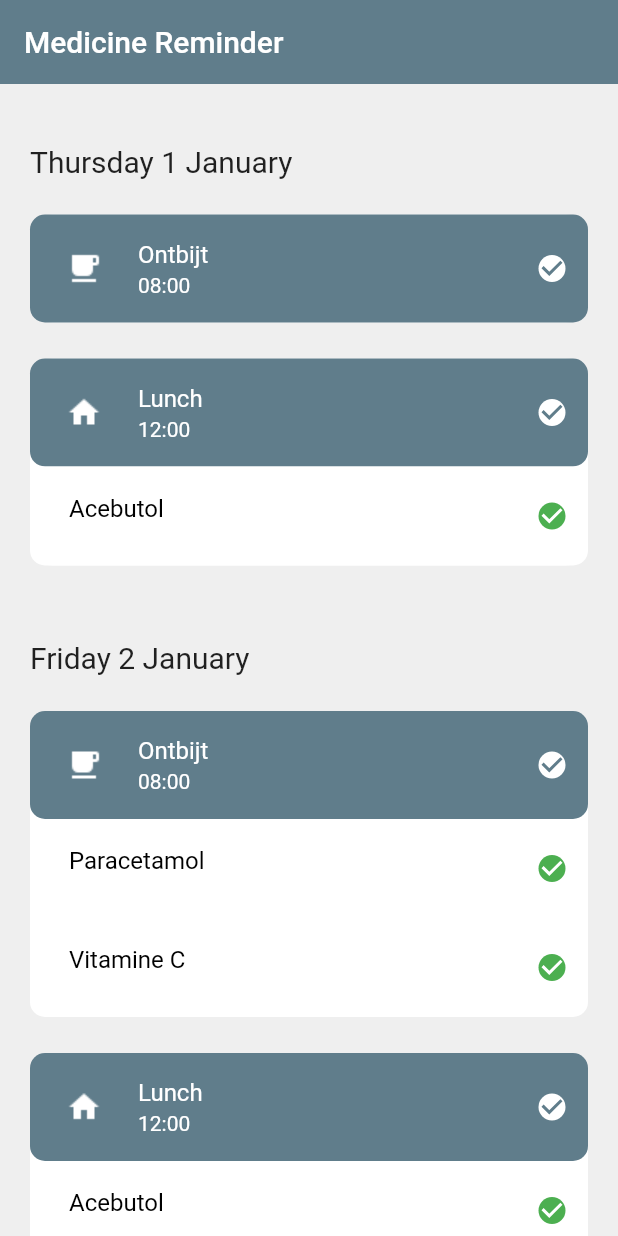
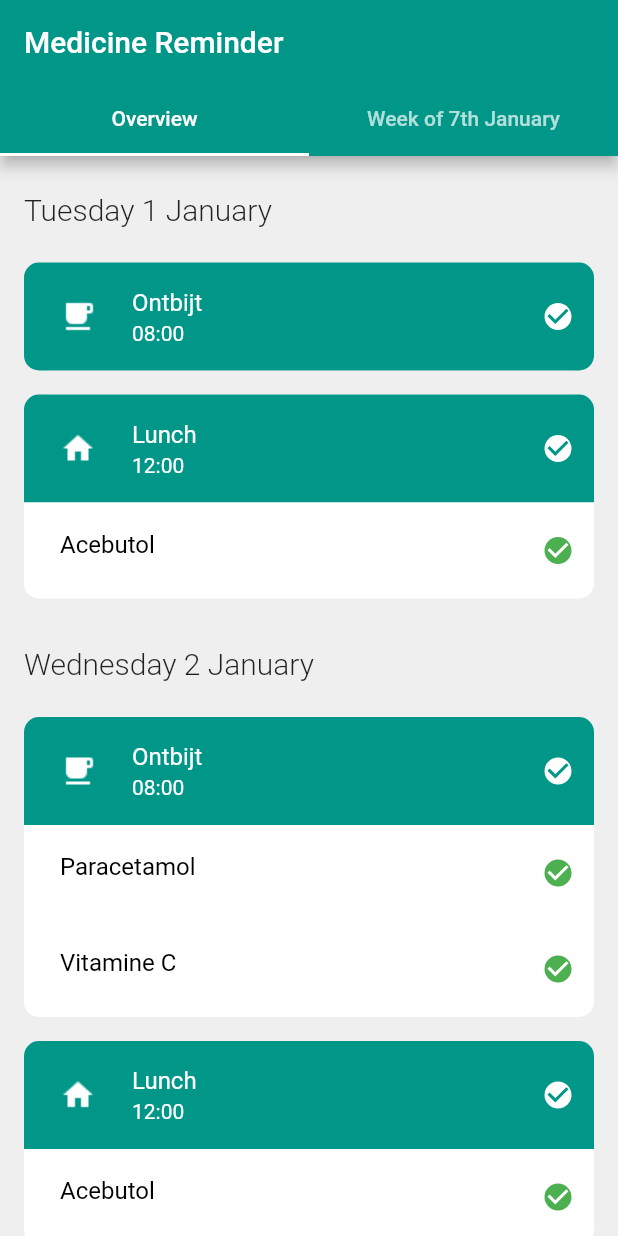
Before and after one commit to RobertAcsinte/medicine_reminder, a Flutter app: the screen it shows after launch, after a tap on "Ontbijt", on a phone screen of 412 x 824 dp. Run offline on Flutter 3.47's test engine with Material 2 defaults, Android fonts, the phone set to English and light mode, and no system bars; drawn by our look-alikes of grouped_list.

Commit message:
Added a new page to see info about medicine taken in the week of 7th January (according to the requirements) | Changed the colors and the fonts of the app to match the UI requirements | Fixed a bug where the weekday would show incorrectly

```diff
--- a/lib/data/MomentApi.dart
+++ b/lib/data/MomentApi.dart
@@ -41,7 +41,7 @@ class Medicine {
 class MomentApi {
 
   static DateTime _formatter(String date){
-    DateTime now = DateFormat("yyy-MM-dd HH:mm").parse(date);
+    DateTime now = DateFormat("yyyy-MM-dd HH:mm").parse(date);
     return now;
   }
 
--- a/lib/main.dart
+++ b/lib/main.dart
@@ -1,4 +1,5 @@
 import 'package:flutter/material.dart';
+import 'package:medicine_reminder/screens/amount_medicine/amount_medicine.dart';
 import 'package:medicine_reminder/screens/moment_list/moment_list.dart';
 
 void main() {
@@ -14,10 +15,40 @@ class MyApp extends StatelessWidget {
     return MaterialApp(
       title: 'Medicine Reminder',
       theme: ThemeData(
-        primarySwatch: Colors.blueGrey,
+        primarySwatch: Colors.teal,
         dividerColor: Colors.transparent,
       ),
-      home: const MomentList(),
+      home: const MainPageState(),
+
     );
   }
 }
+
+class MainPageState extends StatelessWidget {
+  const MainPageState({Key? key}) : super(key: key);
+
+  @override
+  Widget build(BuildContext context) {
+    return DefaultTabController(
+      length: 2,
+      child: Scaffold(
+
+        appBar: AppBar(
+          title: const Text("Medicine Reminder"),
+          bottom: const TabBar(
+            tabs: [
+              Tab(text: 'Overview'),
+              Tab(text: 'Week of 7th January')
+            ],
+          ),
+        ),
+        body: const TabBarView(
+          children: [
+            MomentList(),
+            AmountMedicineWidget(),
+          ],
+        )
+      ),
+    );
+  }
+}
--- a/lib/screens/moment_list/moment_list.dart
+++ b/lib/screens/moment_list/moment_list.dart
@@ -3,7 +3,7 @@ import 'package:grouped_list/grouped_list.dart';
 import 'package:intl/intl.dart';
 
 import '../../data/MomentApi.dart';
-import 'moment_tile.dart';
+import '../../widgets/moment_tile.dart';
 
 class MomentList extends StatefulWidget {
   const MomentList({Key? key}) : super(key: key);
@@ -20,22 +20,21 @@ class _MomentListState extends State<MomentList> {
 
     return Scaffold(
       backgroundColor: const Color(0xFFEFEFEF),
-      appBar: AppBar(
-        elevation: 0.0,
-        title: const Text("Medicine Reminder"),
-      ),
       body: GroupedListView<Moment, String>(
         elements: list,
         //convert the date into dd MMMM string so it can be grouped into the ascending order by date
-        groupBy: (element) => DateFormat("dd MMMM").format(element.date!),
+        groupBy: (element) => DateFormat("dd MMMM yyyy").format(element.date!),
         order: GroupedListOrder.ASC,
         useStickyGroupSeparators: false,
         groupSeparatorBuilder: (String value) => Padding(
-          padding: const EdgeInsets.fromLTRB(20, 40, 20, 10),
+          padding: const EdgeInsets.fromLTRB(16, 24, 16, 16),
           child: Text(
+              style: const TextStyle(
+                fontWeight: FontWeight.w300,
+                fontSize: 20,
+              ),
             //convert the date again to show the day of the week in the groups
-            DateFormat("EEEE d MMMM").format(DateFormat("d MMMM").parse(value)),
-            style: const TextStyle(fontSize: 20),
+            DateFormat("EEEE d MMMM").format(DateFormat("d MMMM yyyy").parse(value)),
           ),
         ),
         itemBuilder: (context, element) {
--- a/lib/screens/moment_list/moment_tile.dart
+++ /dev/null
@@ -1,153 +0,0 @@
-import 'package:flutter/material.dart';
-import 'package:intl/intl.dart';
-
-import '../../data/MomentApi.dart';
-
-class MomentTileWidget extends StatefulWidget {
-  final Moment moment;
-
-  MomentTileWidget({required this.moment});
-
-  @override
-  State<MomentTileWidget> createState() => _MomentTileWidgetState();
-}
-
-class _MomentTileWidgetState extends State<MomentTileWidget> {
-  //checks if all the medicines are taken to check a moment
-  bool checkedMoment() {
-    bool isChecked = true;
-    for (var element in widget.moment.medicines) {
-      if (element.taken == false) {
-        isChecked = false;
-      }
-    }
-    return isChecked;
-  }
-
-  //when checking a moment, all the medicines are set as taken
-  void setChecked(bool value) {
-    for (var i = 0; i < widget.moment.medicines.length; i++) {
-      widget.moment.medicines[i].taken = value;
-    }
-  }
-
-
-  @override
-  Widget build(BuildContext context) {
-    return Padding(
-      padding: const EdgeInsets.only(top: 8.0),
-      child: Card(
-        elevation: 0,
-        shape: RoundedRectangleBorder(
-          borderRadius: BorderRadius.circular(15),
-        ),
-        margin: const EdgeInsets.fromLTRB(20.0, 6.0, 20.0, 10.0),
-        child: Column(
-          children: [
-            Container(
-              decoration: BoxDecoration(
-                color: checkedMoment() ? Colors.blueGrey : Colors.white,
-                borderRadius: const BorderRadius.only(
-                  topLeft: Radius.circular(10),
-                  topRight: Radius.circular(10),
-                  bottomLeft: Radius.circular(10),
-                  bottomRight: Radius.circular(10),
-                ),
-              ),
-              child: Row(
-                children: [
-                  Expanded(
-                    child: ListTile(
-                        //surround by CircleAvatar so the leading image can be centered
-                        leading: CircleAvatar(
-                          backgroundColor: Colors.transparent,
-                          child: Image(
-                            alignment: Alignment.bottomCenter,
-                            image:
-                                AssetImage("assets/${widget.moment.icon!}.png"),
-                            color:
-                                checkedMoment() ? Colors.white : Colors.black,
-                          ),
-                        ),
-                        title: Text(widget.moment.title!),
-                        textColor:
-                            checkedMoment() ? Colors.white : Colors.black,
-                        subtitle: Text(
-                            DateFormat("HH:mm").format(widget.moment.date!)),
-                        onTap: () {
-                          setState(() {
-                            widget.moment.isCollapsed =
-                                !widget.moment.isCollapsed!;
-                          });
-                        }),
-                  ),
-                  Checkbox(
-                    shape: RoundedRectangleBorder(
-                      borderRadius: BorderRadius.circular(10),
-                    ),
-                    checkColor: Colors.blueGrey,
-                    fillColor: checkedMoment()
-                        ? MaterialStateProperty.all<Color>(Colors.white)
-                        : null,
-                    value: checkedMoment(),
-                    onChanged: (bool? value) {
-                      setState(() {
-                        setChecked(value!);
-                      });
-                    },
-                  ),
-                ],
-              ),
-            ),
-
-            //show the list of medicine
-            if (widget.moment.isCollapsed!)
-              ListView.builder(
-                  shrinkWrap: true,
-                  physics: const ClampingScrollPhysics(),
-                  itemCount: widget.moment.medicines.length,
-                  itemBuilder: (BuildContext context, int index) {
-                    return Container(
-                      decoration: const BoxDecoration(
-                        color: Colors.white,
-                        borderRadius: BorderRadius.only(
-                          bottomLeft: Radius.circular(10),
-                          bottomRight: Radius.circular(10),
-                        ),
-                      ),
-                      //color: Colors.white,
-                      child: Row(
-                        children: [
-                          Expanded(
-                            child: Padding(
-                              padding: const EdgeInsets.fromLTRB(10, 0, 0, 10),
-                              child: ListTile(
-                                //surround by CircleAvatar so the leading image can be centered
-                                title: Text(widget.moment.medicines[index].name!),
-                                textColor: Colors.black,
-                              ),
-                            ),
-                          ),
-                          Checkbox(
-                            shape: RoundedRectangleBorder(
-                              borderRadius: BorderRadius.circular(10),
-                            ),
-                            checkColor: Colors.white,
-                            fillColor: MaterialStateProperty.all<Color>(Colors.green),
-                            value: widget.moment.medicines[index].taken,
-                            onChanged: (bool? value) {
-                              setState(() {
-                                widget.moment.medicines[index].taken = value!;
-                              });
-                            },
-                          ),
-                        ],
-                      ),
-                    );
-                  })
-          ],
-        ),
-      ),
-    );
-  }
-}
--- a/lib/shared/widgets.dart
+++ /dev/null
@@ -1 +0,0 @@
-import "package:flutter/material.dart";
--- /dev/null
+++ b/lib/widgets/moment_tile.dart
@@ -0,0 +1,147 @@
+import 'package:flutter/material.dart';
+import 'package:intl/intl.dart';
+
+import '../data/MomentApi.dart';
+
+class MomentTileWidget extends StatefulWidget {
+  final Moment moment;
+
+  MomentTileWidget({required this.moment});
+
+  @override
+  State<MomentTileWidget> createState() => _MomentTileWidgetState();
+}
+
+class _MomentTileWidgetState extends State<MomentTileWidget> {
+  //checks if all the medicines are taken to check a moment
+  bool checkedMoment() {
+    bool isChecked = true;
+    for (var element in widget.moment.medicines) {
+      if (element.taken == false) {
+        isChecked = false;
+      }
+    }
+    return isChecked;
+  }
+
+  //when checking a moment, all the medicines are set as taken
+  void setChecked(bool value) {
+    for (var i = 0; i < widget.moment.medicines.length; i++) {
+      widget.moment.medicines[i].taken = value;
+    }
+  }
+
+  @override
+  Widget build(BuildContext context) {
+    return Card(
+      elevation: 0,
+      shape: RoundedRectangleBorder(
+        borderRadius: BorderRadius.circular(16),
+      ),
+      margin: const EdgeInsets.fromLTRB(16.0, 8.0, 16.0, 8.0),
+      child: Column(
+        children: [
+          Container(
+            decoration: BoxDecoration(
+              color: checkedMoment() ? Colors.teal : Colors.white,
+              borderRadius: BorderRadius.only(
+                topRight: const Radius.circular(10),
+                topLeft: const Radius.circular(10),
+                bottomRight: widget.moment.isCollapsed! ? const Radius.circular(0) : const Radius.circular(10),
+                bottomLeft: widget.moment.isCollapsed! ? const Radius.circular(0) : const Radius.circular(10),
+              ),
+            ),
+            child: Row(
+              children: [
+                Expanded(
+                  child: ListTile(
+                      //surround by CircleAvatar so the leading image can be centered
+                      leading: CircleAvatar(
+                        backgroundColor: Colors.transparent,
+                        child: Image(
+                          alignment: Alignment.bottomCenter,
+                          image:
+                              AssetImage("assets/${widget.moment.icon!}.png"),
+                          color: checkedMoment() ? Colors.white : Colors.black,
+                        ),
+                      ),
+                      title: Text(widget.moment.title!),
+                      textColor: checkedMoment() ? Colors.white : Colors.black,
+                      subtitle:
+                          Text(DateFormat("HH:mm").format(widget.moment.date!)),
+                      onTap: () {
+                        setState(() {
+                          widget.moment.isCollapsed =
+                              !widget.moment.isCollapsed!;
+                        });
+                      }),
+                ),
+                Checkbox(
+                  shape: RoundedRectangleBorder(
+                    borderRadius: BorderRadius.circular(10),
+                  ),
+                  checkColor: Colors.teal,
+                  fillColor: checkedMoment()
+                      ? MaterialStateProperty.all<Color>(Colors.white)
+                      : null,
+                  value: checkedMoment(),
+                  onChanged: (bool? value) {
+                    setState(() {
+                      setChecked(value!);
+                    });
+                  },
+                ),
+              ],
+            ),
+          ),
+
+          //show the list of medicine
+          if (widget.moment.isCollapsed!)
+            ListView.builder(
+                shrinkWrap: true,
+                physics: const ClampingScrollPhysics(),
+                itemCount: widget.moment.medicines.length,
+                itemBuilder: (BuildContext context, int index) {
+                  return Container(
+                    decoration: const BoxDecoration(
+                      color: Colors.white,
+                      borderRadius: BorderRadius.only(
+                        bottomLeft: Radius.circular(10),
+                        bottomRight: Radius.circular(10),
+                      ),
+                    ),
+                    //color: Colors.white,
+                    child: Row(
+                      children: [
+                        Expanded(
+                          child: Padding(
+                            padding: const EdgeInsets.fromLTRB(8, 0, 0, 8),
+                            child: ListTile(
+                              //surround by CircleAvatar so the leading image can be centered
+                              title: Text(widget.moment.medicines[index].name!),
+                              textColor: Colors.black,
+                            ),
+                          ),
+                        ),
+                        Checkbox(
+                          shape: RoundedRectangleBorder(
+                            borderRadius: BorderRadius.circular(10),
+                          ),
+                          checkColor: Colors.white,
+                          fillColor: widget.moment.medicines[index].taken! ? MaterialStateProperty.all<Color>(Colors.green) : null,
+                          value: widget.moment.medicines[index].taken,
+                          onChanged: (bool? value) {
+                            setState(() {
+                              widget.moment.medicines[index].taken = value!;
+                            });
+                          },
+                        ),
+                      ],
+                    ),
+                  );
+                })
+        ],
+      ),
+    );
+  }
+}
```
Also changed, not shown: lib/screens/amount_medicine/amount_medicine.dart (added, +101 -0 lines), lib/widgets/card_stats.dart (added, +56 -0 lines).
